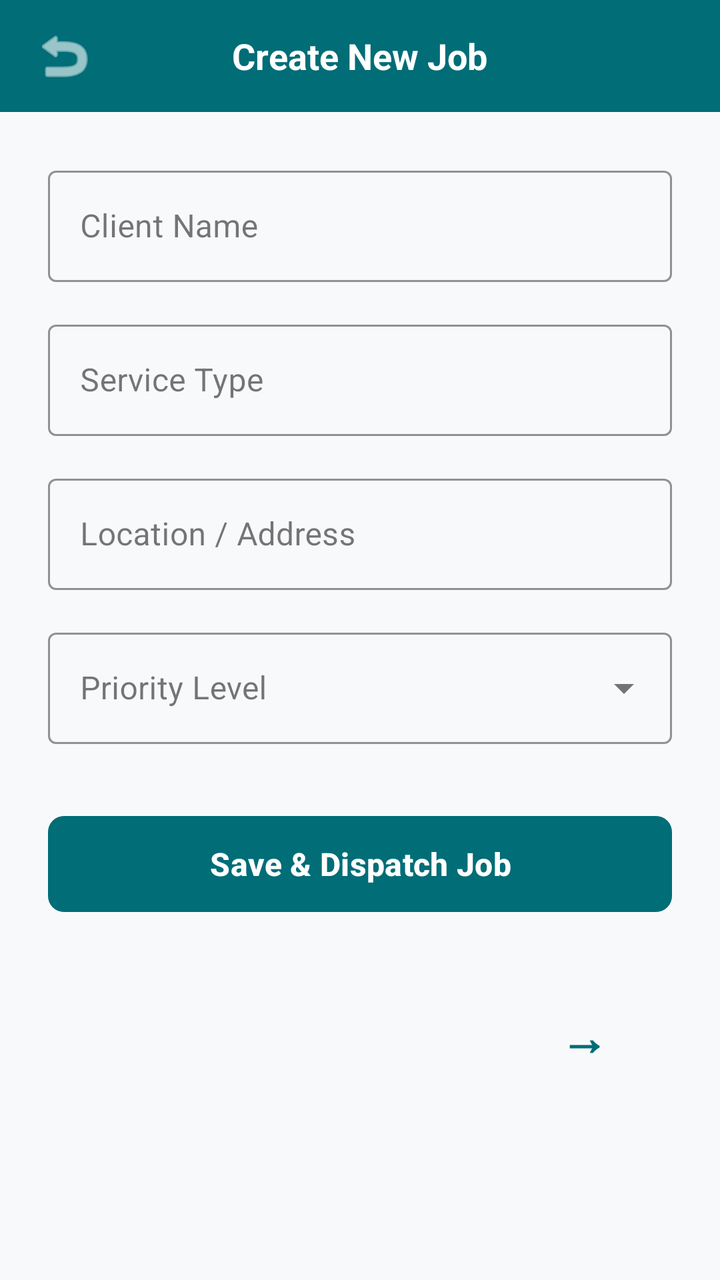
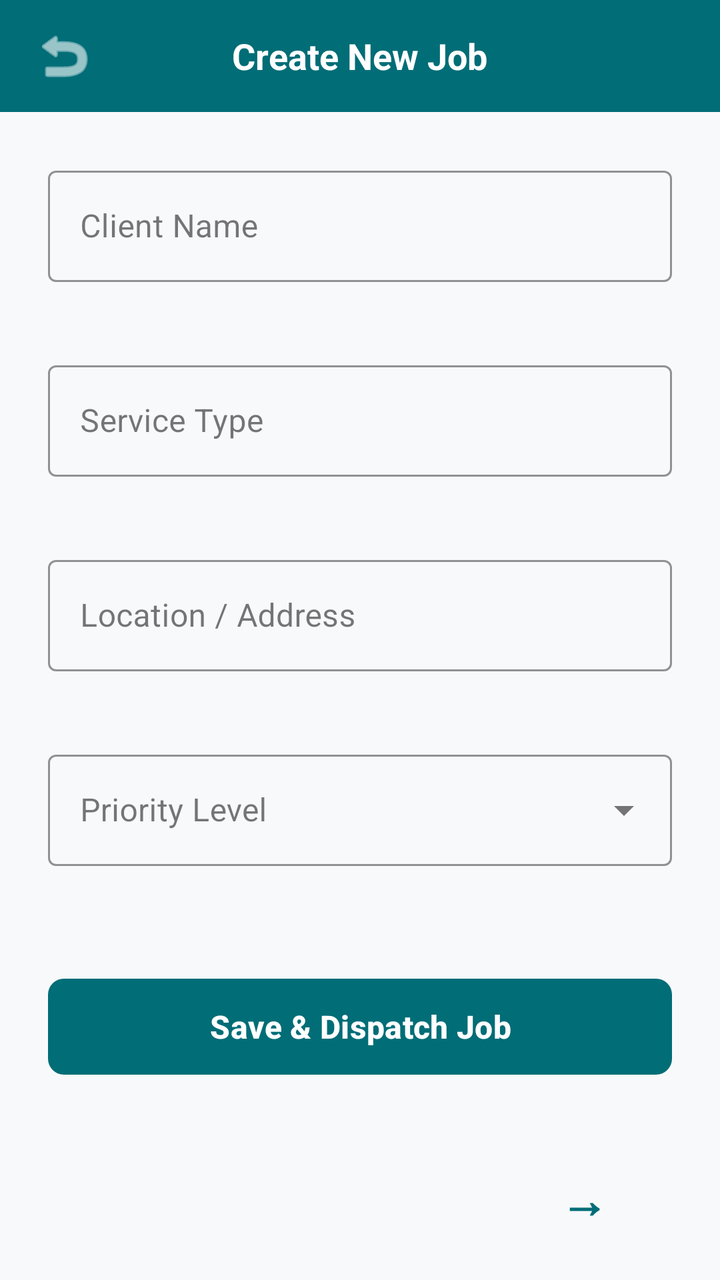

Two renders of the same Android screen: before a commit and after it. Below are the layout's source before the change and the commit's diff.
<!-- AndroidManifest.xml: application theme Theme.WorkspaceWizards -->
<!-- res/layout/activity_screen05.xml -->
<?xml version="1.0" encoding="utf-8"?>
<LinearLayout xmlns:android="http://schemas.android.com/apk/res/android"
    xmlns:app="http://schemas.android.com/apk/res-auto"
    xmlns:tools="http://schemas.android.com/tools"
    android:layout_width="match_parent"
    android:layout_height="match_parent"
    android:background="@color/bg_light"
    android:orientation="vertical">

    
    <RelativeLayout
        android:id="@+id/header_bar"
        android:layout_width="match_parent"
        android:layout_height="56dp"
        android:background="@color/teal_primary"
        android:paddingHorizontal="16dp">

        <ImageButton
            android:id="@+id/btnBack"
            android:layout_width="32dp"
            android:layout_height="32dp"
            android:layout_alignParentStart="true"
            android:layout_centerVertical="true"
            android:background="?attr/selectableItemBackgroundBorderless"
            android:contentDescription="Back"
            android:src="@android:drawable/ic_menu_revert"
            app:tint="@android:color/white" />

        <TextView
            android:layout_width="wrap_content"
            android:layout_height="wrap_content"
            android:layout_centerInParent="true"
            android:text="Create New Job"
            android:textColor="@android:color/white"
            android:textSize="18sp"
            android:textStyle="bold" />
    </RelativeLayout>

    <ScrollView
        android:layout_width="match_parent"
        android:layout_height="0dp"
        android:layout_weight="1"
        android:padding="24dp">

        <LinearLayout
            android:layout_width="match_parent"
            android:layout_height="wrap_content"
            android:orientation="vertical">

            
            <com.google.android.material.textfield.TextInputLayout
                android:id="@+id/tilClientName"
                style="@style/Widget.MaterialComponents.TextInputLayout.OutlinedBox"
                android:layout_width="match_parent"
                android:layout_height="wrap_content"
                android:hint="Client Name"
                app:boxStrokeColor="@color/teal_primary"
                app:hintTextColor="@color/teal_primary">

                <com.google.android.material.textfield.TextInputEditText
                    android:layout_width="match_parent"
                    android:layout_height="wrap_content"
                    android:text="" />
            </com.google.android.material.textfield.TextInputLayout>

            <com.google.android.material.textfield.TextInputLayout
                android:id="@+id/tilServiceType"
                style="@style/Widget.MaterialComponents.TextInputLayout.OutlinedBox"
                android:layout_width="match_parent"
                android:layout_height="wrap_content"
                android:layout_marginTop="16dp"
                android:hint="Service Type"
                app:boxStrokeColor="@color/teal_primary"
                app:hintTextColor="@color/teal_primary">

                <com.google.android.material.textfield.TextInputEditText
                    android:layout_width="match_parent"
                    android:layout_height="wrap_content"
                    android:text="" />
            </com.google.android.material.textfield.TextInputLayout>

            <com.google.android.material.textfield.TextInputLayout
                android:id="@+id/tilLocation"
                style="@style/Widget.MaterialComponents.TextInputLayout.OutlinedBox"
                android:layout_width="match_parent"
                android:layout_height="wrap_content"
                android:layout_marginTop="16dp"
                android:hint="Location / Address"
                app:boxStrokeColor="@color/teal_primary"
                app:hintTextColor="@color/teal_primary">

                <com.google.android.material.textfield.TextInputEditText
                    android:layout_width="match_parent"
                    android:layout_height="wrap_content"
                    android:text="" />
            </com.google.android.material.textfield.TextInputLayout>

            <com.google.android.material.textfield.TextInputLayout
                style="@style/Widget.MaterialComponents.TextInputLayout.OutlinedBox.ExposedDropdownMenu"
                android:layout_width="match_parent"
                android:layout_height="wrap_content"
                android:layout_marginTop="16dp"
                android:hint="Priority Level"
                app:boxStrokeColor="@color/teal_primary"
                app:hintTextColor="@color/teal_primary">

                <AutoCompleteTextView
                    android:id="@+id/actvPriority"
                    android:layout_width="match_parent"
                    android:layout_height="wrap_content"
                    android:inputType="none"
                    android:text="" />
            </com.google.android.material.textfield.TextInputLayout>

            <com.google.android.material.button.MaterialButton
                android:id="@+id/btnCreateJob"
                android:layout_width="match_parent"
                android:layout_height="56dp"
                android:layout_marginTop="32dp"
                android:text="Save &amp; Dispatch Job"
                android:textAllCaps="false"
                android:textColor="@android:color/white"
                android:textSize="16sp"
                android:textStyle="bold"
                app:backgroundTint="@color/teal_primary"
                app:cornerRadius="8dp" />

            
            <com.google.android.material.button.MaterialButton
                android:id="@+id/btnNextPreview"
                style="@style/Widget.MaterialComponents.Button.TextButton"
                android:layout_width="wrap_content"
                android:layout_height="wrap_content"
                android:layout_gravity="end"
                android:layout_marginTop="32dp"
                android:text="→"
                android:textColor="@color/teal_primary"
                android:textSize="24sp"
                android:textStyle="bold" />

        </LinearLayout>
    </ScrollView>

</LinearLayout>
<!-- resources referenced by this layout -->
<resources>
  <color name="bg_light">#F8F9FA</color>
  <color name="teal_primary">#006D77</color>
  <style name="Theme.WorkspaceWizards" parent="Base.Theme.WorkspaceWizards" />
  <style name="Base.Theme.WorkspaceWizards" parent="Theme.Material3.DayNight.NoActionBar">
          
          
      </style>
</resources>

<!-- the commit's change to res/layout/activity_screen05.xml (unified diff, before → after) -->
@@ -40,6 +40,7 @@
         android:layout_width="match_parent"
         android:layout_height="0dp"
         android:layout_weight="1"
+        android:fillViewport="true"
         android:padding="24dp">
 
         <LinearLayout
@@ -55,14 +56,17 @@
                 android:layout_height="wrap_content"
                 android:hint="Client Name"
                 app:boxStrokeColor="@color/teal_primary"
+                app:errorEnabled="true"
                 app:hintTextColor="@color/teal_primary">
 
                 <com.google.android.material.textfield.TextInputEditText
+                    android:id="@+id/etClientName"
                     android:layout_width="match_parent"
                     android:layout_height="wrap_content"
-                    android:text="" />
+                    android:inputType="textPersonName" />
             </com.google.android.material.textfield.TextInputLayout>
 
+            
             <com.google.android.material.textfield.TextInputLayout
                 android:id="@+id/tilServiceType"
                 style="@style/Widget.MaterialComponents.TextInputLayout.OutlinedBox"
@@ -71,14 +75,17 @@
                 android:layout_marginTop="16dp"
                 android:hint="Service Type"
                 app:boxStrokeColor="@color/teal_primary"
+                app:errorEnabled="true"
                 app:hintTextColor="@color/teal_primary">
 
                 <com.google.android.material.textfield.TextInputEditText
+                    android:id="@+id/etServiceType"
                     android:layout_width="match_parent"
                     android:layout_height="wrap_content"
-                    android:text="" />
+                    android:inputType="text" />
             </com.google.android.material.textfield.TextInputLayout>
 
+            
             <com.google.android.material.textfield.TextInputLayout
                 android:id="@+id/tilLocation"
                 style="@style/Widget.MaterialComponents.TextInputLayout.OutlinedBox"
@@ -87,31 +94,36 @@
                 android:layout_marginTop="16dp"
                 android:hint="Location / Address"
                 app:boxStrokeColor="@color/teal_primary"
+                app:errorEnabled="true"
                 app:hintTextColor="@color/teal_primary">
 
                 <com.google.android.material.textfield.TextInputEditText
+                    android:id="@+id/etLocation"
                     android:layout_width="match_parent"
                     android:layout_height="wrap_content"
-                    android:text="" />
+                    android:inputType="textPostalAddress" />
             </com.google.android.material.textfield.TextInputLayout>
 
+            
             <com.google.android.material.textfield.TextInputLayout
+                android:id="@+id/tilPriority"
                 style="@style/Widget.MaterialComponents.TextInputLayout.OutlinedBox.ExposedDropdownMenu"
                 android:layout_width="match_parent"
                 android:layout_height="wrap_content"
                 android:layout_marginTop="16dp"
                 android:hint="Priority Level"
                 app:boxStrokeColor="@color/teal_primary"
+                app:errorEnabled="true"
                 app:hintTextColor="@color/teal_primary">
 
                 <AutoCompleteTextView
                     android:id="@+id/actvPriority"
                     android:layout_width="match_parent"
                     android:layout_height="wrap_content"
-                    android:inputType="none"
-                    android:text="" />
+                    android:inputType="none" />
             </com.google.android.material.textfield.TextInputLayout>
 
+            
             <com.google.android.material.button.MaterialButton
                 android:id="@+id/btnCreateJob"
                 android:layout_width="match_parent"
